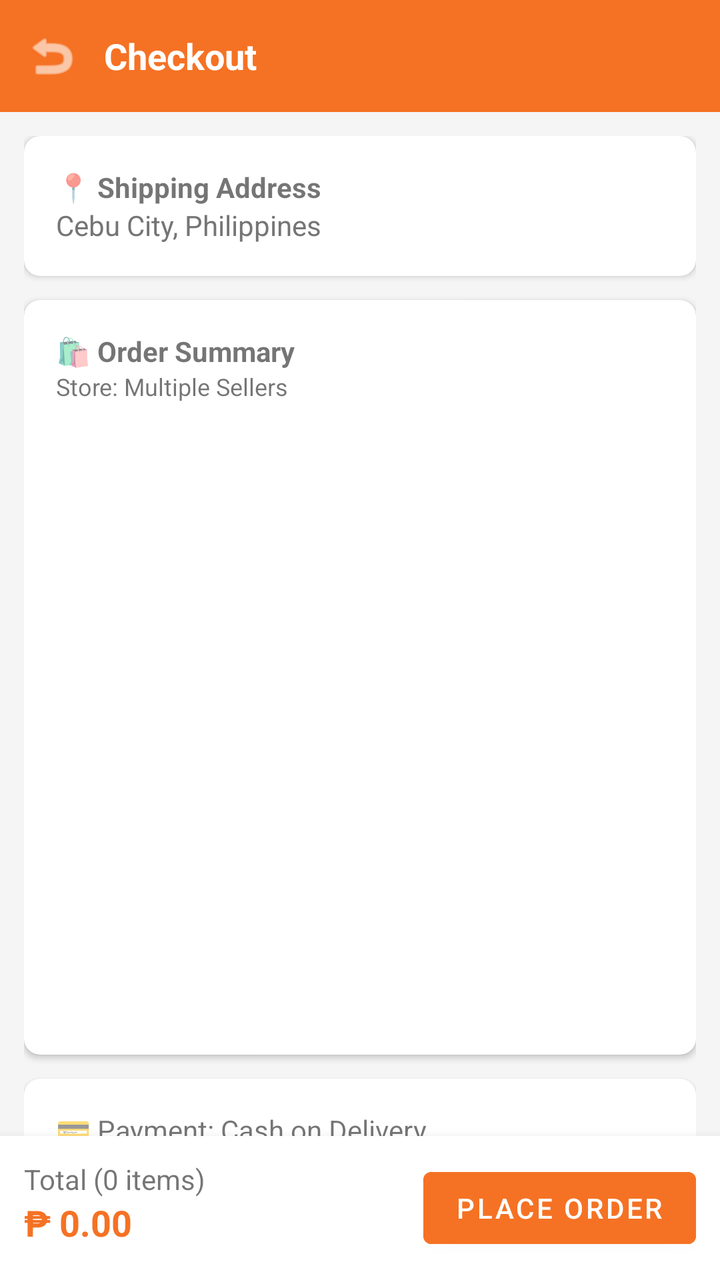
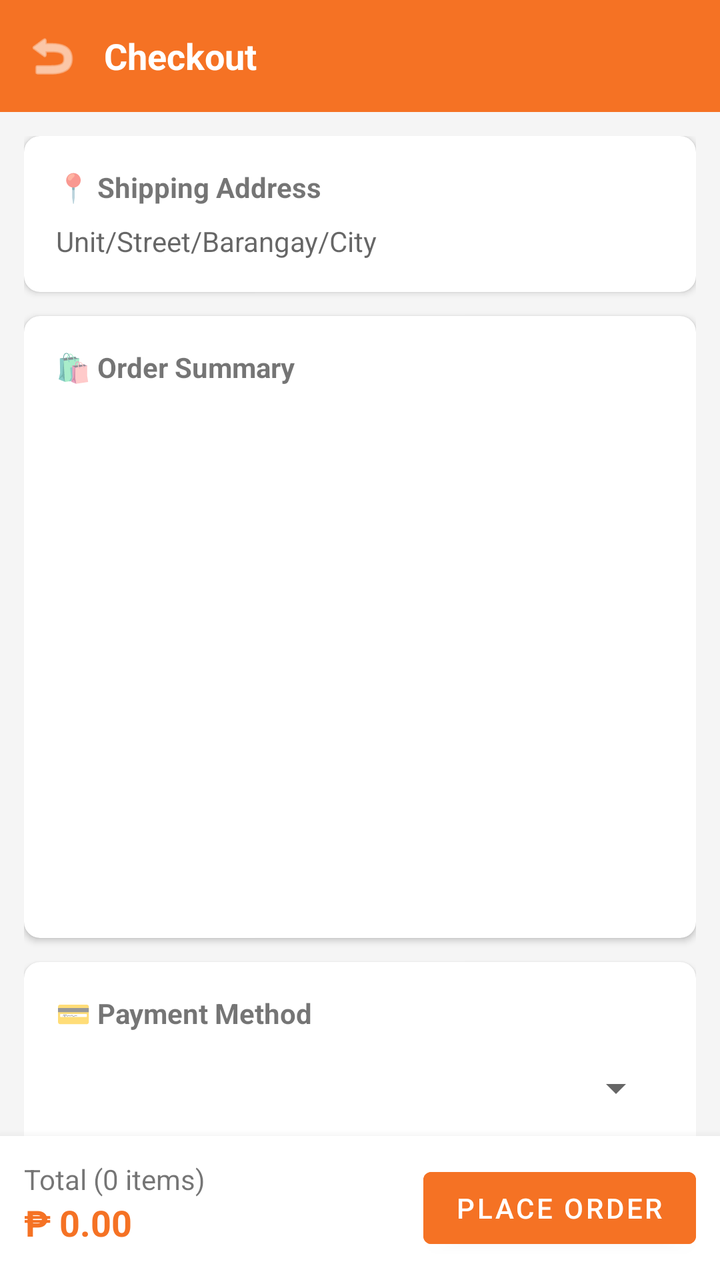

The first picture is an Android layout as it rendered before a commit; the second is the same layout after the commit. The layout source and the unified diff follow.
<!-- AndroidManifest.xml: application theme Theme.MaterialComponents.DayNight.NoActionBar -->
<!-- res/layout/activitycheckout.xml -->
<?xml version="1.0" encoding="utf-8"?>
<androidx.constraintlayout.widget.ConstraintLayout
    xmlns:android="http://schemas.android.com/apk/res/android"
    xmlns:app="http://schemas.android.com/apk/res-auto"
    android:layout_width="match_parent"
    android:layout_height="match_parent"
    android:background="#F5F5F5">

    <LinearLayout
        android:id="@+id/topBar"
        android:layout_width="match_parent"
        android:layout_height="56dp"
        android:background="#F57224"
        android:gravity="center_vertical"
        android:orientation="horizontal"
        android:paddingHorizontal="12dp"
        app:layout_constraintTop_toTopOf="parent">

        <ImageView
            android:id="@+id/btnBack"
            android:layout_width="28dp"
            android:layout_height="28dp"
            android:src="@android:drawable/ic_menu_revert"
            app:tint="#FFFFFF" />

        <TextView
            android:layout_width="wrap_content"
            android:layout_height="wrap_content"
            android:layout_marginStart="12dp"
            android:text="Checkout"
            android:textColor="#FFFFFF"
            android:textSize="18sp"
            android:textStyle="bold" />
    </LinearLayout>

    <androidx.core.widget.NestedScrollView
        android:layout_width="match_parent"
        android:layout_height="0dp"
        android:fillViewport="true"
        app:layout_constraintTop_toBottomOf="@id/topBar"
        app:layout_constraintBottom_toTopOf="@id/bottomBar">

        <LinearLayout
            android:layout_width="match_parent"
            android:layout_height="wrap_content"
            android:orientation="vertical"
            android:padding="12dp">

            <androidx.cardview.widget.CardView
                android:layout_width="match_parent"
                android:layout_height="wrap_content"
                android:layout_marginBottom="12dp"
                app:cardCornerRadius="8dp">
                <LinearLayout
                    android:layout_width="match_parent"
                    android:layout_height="wrap_content"
                    android:orientation="vertical"
                    android:padding="16dp">
                    <TextView android:layout_width="wrap_content" android:layout_height="wrap_content" android:text="📍 Shipping Address" android:textStyle="bold" />
                    <TextView android:id="@+id/tvDeliveryAddress" android:layout_width="wrap_content" android:layout_height="wrap_content" android:text="Cebu City, Philippines" android:textColor="#757575" />
                </LinearLayout>
            </androidx.cardview.widget.CardView>

            <androidx.cardview.widget.CardView
                android:layout_width="match_parent"
                android:layout_height="wrap_content"
                android:layout_marginBottom="12dp"
                app:cardCornerRadius="8dp">
                <LinearLayout
                    android:layout_width="match_parent"
                    android:layout_height="wrap_content"
                    android:orientation="vertical"
                    android:padding="16dp">

                    <TextView android:layout_width="wrap_content" android:layout_height="wrap_content" android:text="🛍 Order Summary" android:textStyle="bold" />
                    <TextView android:id="@+id/tvOrderSeller" android:layout_width="wrap_content" android:layout_height="wrap_content" android:text="Store: Multiple Sellers" android:textSize="12sp" />

                    <ListView
                        android:id="@+id/lvCheckoutItems"
                        android:layout_width="match_parent"
                        android:layout_height="300dp"
                        android:layout_marginTop="10dp"
                        android:divider="#EEEEEE"
                        android:dividerHeight="1dp"
                        android:nestedScrollingEnabled="true" />

                </LinearLayout>
            </androidx.cardview.widget.CardView>

            <androidx.cardview.widget.CardView
                android:layout_width="match_parent"
                android:layout_height="wrap_content"
                android:layout_marginBottom="12dp"
                app:cardCornerRadius="8dp">
                <LinearLayout
                    android:layout_width="match_parent"
                    android:layout_height="wrap_content"
                    android:padding="16dp">
                    <TextView android:layout_width="wrap_content" android:layout_height="wrap_content" android:text="💳 Payment: Cash on Delivery" />
                </LinearLayout>
            </androidx.cardview.widget.CardView>

        </LinearLayout>
    </androidx.core.widget.NestedScrollView>

    <LinearLayout
        android:id="@+id/bottomBar"
        android:layout_width="match_parent"
        android:layout_height="wrap_content"
        android:background="#FFFFFF"
        android:elevation="8dp"
        android:orientation="horizontal"
        android:padding="12dp"
        app:layout_constraintBottom_toBottomOf="parent">

        <LinearLayout
            android:layout_width="0dp"
            android:layout_height="wrap_content"
            android:layout_weight="1"
            android:orientation="vertical">
            <TextView android:id="@+id/tvOrderQty" android:layout_width="wrap_content" android:layout_height="wrap_content" android:text="Total (0 items)" />
            <TextView android:id="@+id/tvOrderTotal" android:layout_width="wrap_content" android:layout_height="wrap_content" android:text="₱ 0.00" android:textColor="#F57224" android:textSize="18sp" android:textStyle="bold" />
        </LinearLayout>

        <Button
            android:id="@+id/btnPlaceOrder"
            android:layout_width="wrap_content"
            android:layout_height="wrap_content"
            android:backgroundTint="#F57224"
            android:text="PLACE ORDER"
            android:textColor="#FFFFFF" />
    </LinearLayout>

</androidx.constraintlayout.widget.ConstraintLayout>
<!-- resources referenced by this layout -->
<resources>

</resources>

<!-- the commit's change to res/layout/activitycheckout.xml (unified diff, before → after) -->
@@ -2,10 +2,12 @@
 <androidx.constraintlayout.widget.ConstraintLayout
     xmlns:android="http://schemas.android.com/apk/res/android"
     xmlns:app="http://schemas.android.com/apk/res-auto"
+    xmlns:tools="http://schemas.android.com/tools"
     android:layout_width="match_parent"
     android:layout_height="match_parent"
     android:background="#F5F5F5">
 
+    
     <LinearLayout
         android:id="@+id/topBar"
         android:layout_width="match_parent"
@@ -33,6 +35,7 @@
             android:textStyle="bold" />
     </LinearLayout>
 
+    
     <androidx.core.widget.NestedScrollView
         android:layout_width="match_parent"
         android:layout_height="0dp"
@@ -46,6 +49,7 @@
             android:orientation="vertical"
             android:padding="12dp">
 
+            
             <androidx.cardview.widget.CardView
                 android:layout_width="match_parent"
                 android:layout_height="wrap_content"
@@ -56,11 +60,26 @@
                     android:layout_height="wrap_content"
                     android:orientation="vertical"
                     android:padding="16dp">
-                    <TextView android:layout_width="wrap_content" android:layout_height="wrap_content" android:text="📍 Shipping Address" android:textStyle="bold" />
-                    <TextView android:id="@+id/tvDeliveryAddress" android:layout_width="wrap_content" android:layout_height="wrap_content" android:text="Cebu City, Philippines" android:textColor="#757575" />
+
+                    <TextView
+                        android:layout_width="wrap_content"
+                        android:layout_height="wrap_content"
+                        android:text="📍 Shipping Address"
+                        android:textStyle="bold"
+                        android:layout_marginBottom="8dp" />
+
+                    <EditText
+                        android:id="@+id/etAddress"
+                        android:layout_width="match_parent"
+                        android:layout_height="wrap_content"
+                        android:hint="Unit/Street/Barangay/City"
+                        android:textSize="14sp"
+                        android:background="@android:color/transparent"
+                        android:inputType="textPostalAddress" />
                 </LinearLayout>
             </androidx.cardview.widget.CardView>
 
+            
             <androidx.cardview.widget.CardView
                 android:layout_width="match_parent"
                 android:layout_height="wrap_content"
@@ -73,20 +92,21 @@
                     android:padding="16dp">
 
                     <TextView android:layout_width="wrap_content" android:layout_height="wrap_content" android:text="🛍 Order Summary" android:textStyle="bold" />
-                    <TextView android:id="@+id/tvOrderSeller" android:layout_width="wrap_content" android:layout_height="wrap_content" android:text="Store: Multiple Sellers" android:textSize="12sp" />
 
                     <ListView
                         android:id="@+id/lvCheckoutItems"
                         android:layout_width="match_parent"
-                        android:layout_height="300dp"
+                        android:layout_height="250dp"
                         android:layout_marginTop="10dp"
                         android:divider="#EEEEEE"
                         android:dividerHeight="1dp"
-                        android:nestedScrollingEnabled="true" />
+                        android:nestedScrollingEnabled="true"
+                        tools:listitem="@android:layout/simple_list_item_2" />
 
                 </LinearLayout>
             </androidx.cardview.widget.CardView>
 
+            
             <androidx.cardview.widget.CardView
                 android:layout_width="match_parent"
                 android:layout_height="wrap_content"
@@ -95,14 +115,27 @@
                 <LinearLayout
                     android:layout_width="match_parent"
                     android:layout_height="wrap_content"
+                    android:orientation="vertical"
                     android:padding="16dp">
-                    <TextView android:layout_width="wrap_content" android:layout_height="wrap_content" android:text="💳 Payment: Cash on Delivery" />
+
+                    <TextView
+                        android:layout_width="wrap_content"
+                        android:layout_height="wrap_content"
+                        android:text="💳 Payment Method"
+                        android:textStyle="bold"
+                        android:layout_marginBottom="8dp" />
+
+                    <Spinner
+                        android:id="@+id/spinnerPayment"
+                        android:layout_width="match_parent"
+                        android:layout_height="40dp" />
                 </LinearLayout>
             </androidx.cardview.widget.CardView>
 
         </LinearLayout>
     </androidx.core.widget.NestedScrollView>
 
+    
     <LinearLayout
         android:id="@+id/bottomBar"
         android:layout_width="match_parent"
